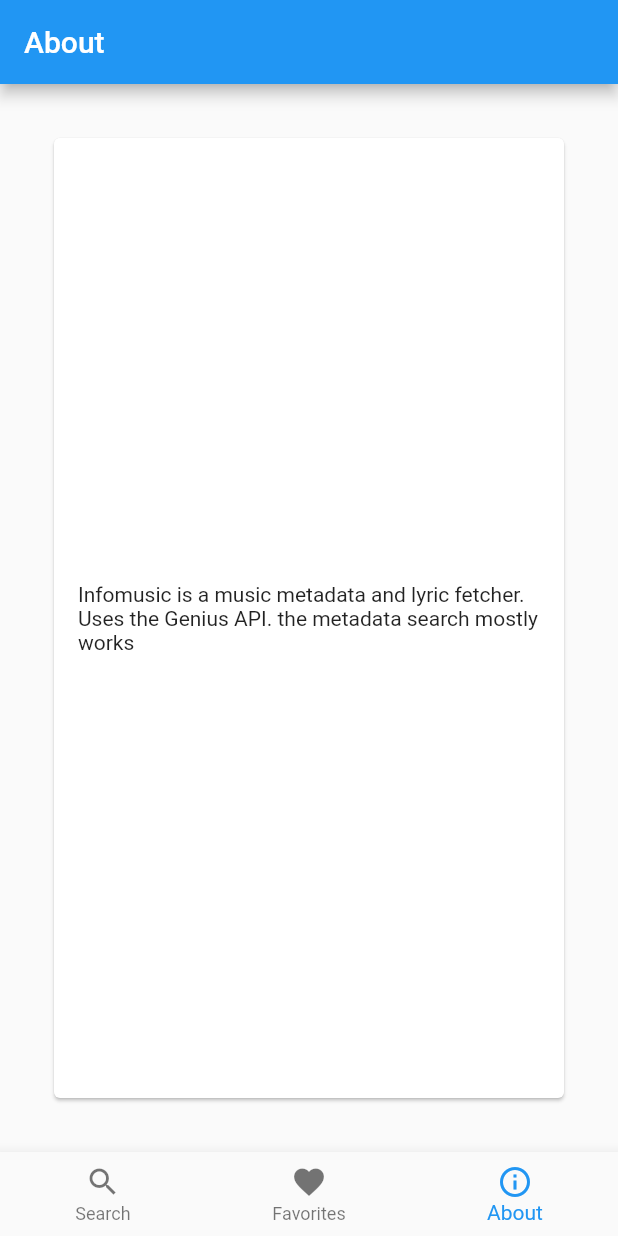
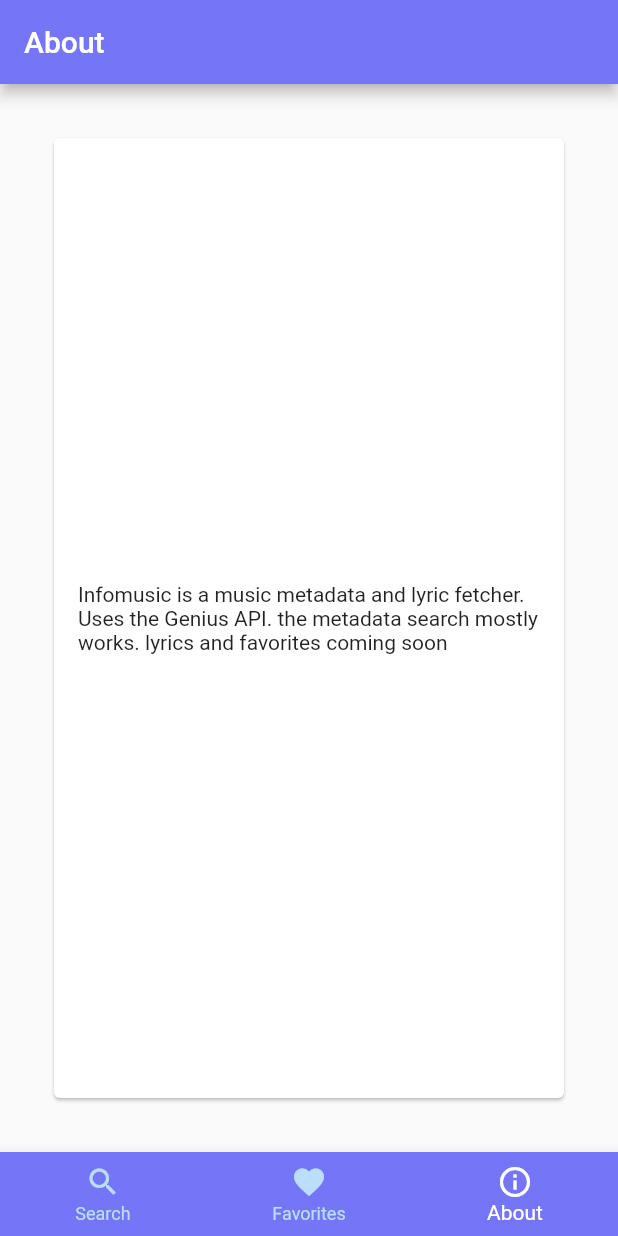
Before and after one commit to ayz122004/infomusic2, a Flutter app: the screen it shows after launch, swiped to page 3, on a phone screen of 412 x 824 dp. Run offline on Flutter 3.47's test engine with Material 2 defaults, Android fonts, the phone set to English and light mode, and no system bars; network calls fail.

Commit message:
set primary and accent colors

```diff
--- a/lib/Pages/AboutPage.dart
+++ b/lib/Pages/AboutPage.dart
@@ -23,7 +23,7 @@
             child: Column(
               mainAxisAlignment: MainAxisAlignment.center,
               children: [
-                Text("Infomusic is a music metadata and lyric fetcher. Uses the Genius API. the metadata search mostly works"),
+                Text("Infomusic is a music metadata and lyric fetcher. Uses the Genius API. the metadata search mostly works. lyrics and favorites coming soon"),
               ],
             ),
           ),
--- a/lib/Pages/SearchPage.dart
+++ b/lib/Pages/SearchPage.dart
@@ -42,7 +42,7 @@
           TextField(
             controller: _controller,
             decoration: InputDecoration(
-              hintText: 'Search',
+              hintText: 'Search Genius.com',
               contentPadding: EdgeInsets.all(8),
             ),
             onSubmitted: (String value) {
--- a/lib/home.dart
+++ b/lib/home.dart
@@ -37,6 +37,9 @@
         physics: NeverScrollableScrollPhysics(),
       ),
       bottomNavigationBar: BottomNavigationBar(
+        backgroundColor: Theme.of(context).primaryColor,
+        selectedItemColor: Colors.white,
+        unselectedItemColor: Theme.of(context).primaryColorLight,
         currentIndex: _selectedIndex,
         onTap: _onItemTapped,
         items: const <BottomNavigationBarItem>[
--- a/lib/main.dart
+++ b/lib/main.dart
@@ -12,6 +12,16 @@
   Widget build(BuildContext context) {
     return MaterialApp(
       title: "INFOMUSIC",
+      theme: ThemeData(
+        primaryColor: Color(0xFF7476f7),
+        accentColor: Color(0xFF74b7f7),
+        //scaffoldBackgroundColor: Colors.grey[900],
+        fontFamily: 'Roboto',
+        // primaryTextTheme: TextTheme(
+        //   bodyText1: TextStyle(color: Colors.white),
+        //   bodyText2: TextStyle(color: Colors.white),
+        // ),
+      ),
       home: Home(),
     );
   }
```
